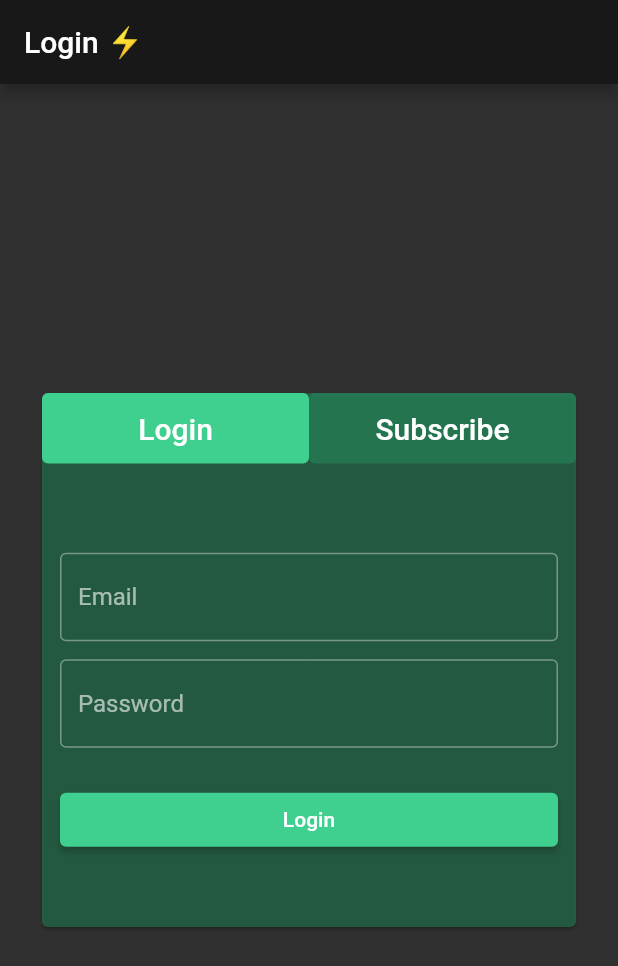
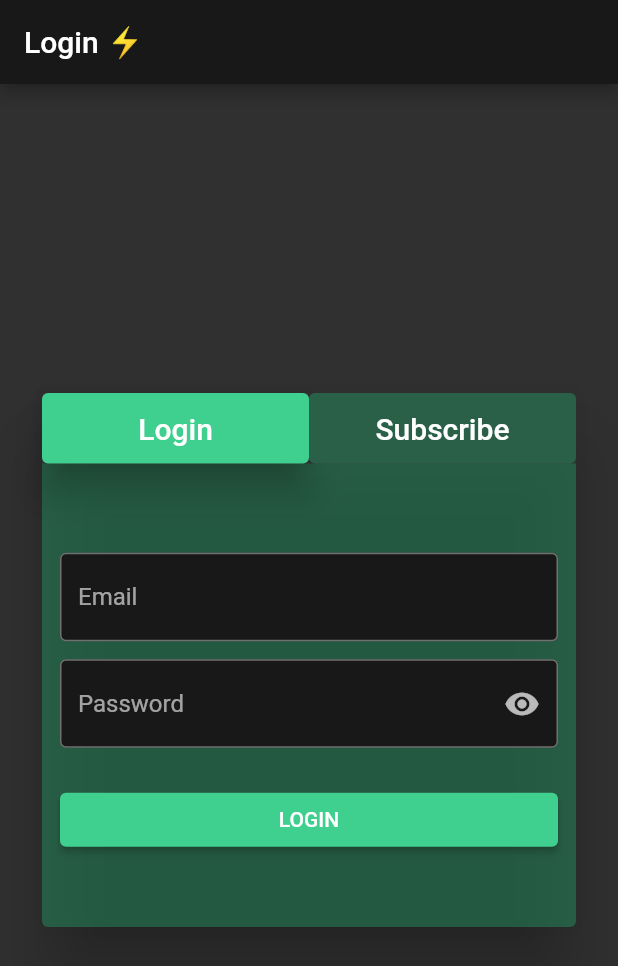
Before and after one commit to Vanethos/flutter_supasocial, a Flutter app: the screen it shows after launch, on a phone screen of 412 x 824 dp. Shown: the top 966 px of the screen. Run offline on Flutter 3.47's test engine with Material 2 defaults, Android fonts, the phone set to English and light mode, and no system bars.

Commit message:
Finishes login UI

```diff
--- a/lib/ui/screens/login/login_page.dart
+++ b/lib/ui/screens/login/login_page.dart
@@ -24,6 +24,7 @@ class _LoginScreenState extends State<LoginScreen> {
         child: Padding(
           padding: const EdgeInsets.all(24.0),
           child: Card(
+            elevation: 20,
             color: Theme.of(context).colorScheme.secondaryVariant,
             child: Column(
               mainAxisSize: MainAxisSize.min,
@@ -97,6 +98,8 @@ class _LoginBoxHeaderButton extends StatelessWidget {
   Widget build(BuildContext context) {
     return GestureDetector(
       onTap: onTap,
+      child: Material(
+        elevation: isEnabled ? 10 : 0,
         child: Container(
           decoration: BoxDecoration(
             color: isEnabled
@@ -110,6 +113,7 @@ class _LoginBoxHeaderButton extends StatelessWidget {
               child: Text(
                 text,
                 style: Theme.of(context).textTheme.headline6,
+              ),
             ),
           ),
         ),
@@ -135,11 +139,13 @@ class __LoginContainerState extends State<_LoginContainer> {
   Widget build(BuildContext context) {
     return Column(
       crossAxisAlignment: CrossAxisAlignment.stretch,
+      mainAxisAlignment: MainAxisAlignment.spaceBetween,
       children: [
         /// Email
         LoginScreenForm(
           controller: emailController,
           hint: "Email",
+          inputType: TextInputType.emailAddress,
         ),
         const SizedBox(
           height: 12.0,
@@ -147,6 +153,7 @@ class __LoginContainerState extends State<_LoginContainer> {
         LoginScreenForm(
           controller: passwordController,
           hint: "Password",
+          obscureText: true,
         ),
         const SizedBox(
           height: 24.0,
--- a/lib/ui/widgets/login_screen_button.dart
+++ b/lib/ui/widgets/login_screen_button.dart
@@ -18,7 +18,10 @@ class LoginButton extends StatelessWidget {
       onPressed: () => enabled ? callback.call() : null,
       child: Padding(
         padding: const EdgeInsets.all(8.0),
-        child: Text(label),
+        child: Text(
+          label.toUpperCase(),
+          style: Theme.of(context).textTheme.button,
+        ),
       ),
     );
   }
--- a/lib/ui/widgets/login_screen_form.dart
+++ b/lib/ui/widgets/login_screen_form.dart
@@ -1,30 +1,67 @@
 import 'package:flutter/material.dart';
 
-class LoginScreenForm extends StatelessWidget {
+class LoginScreenForm extends StatefulWidget {
   final String hint;
   final bool obscureText;
   final TextEditingController controller;
+  final TextInputType inputType;
 
   const LoginScreenForm({
     Key? key,
     required this.hint,
     required this.controller,
     this.obscureText = false,
+    this.inputType = TextInputType.text,
   }) : super(key: key);
 
   @override
+  State<LoginScreenForm> createState() => _LoginScreenFormState();
+}
+
+class _LoginScreenFormState extends State<LoginScreenForm> {
+  var _textObscured = false;
+
+  @override
+  void initState() {
+    // TODO: implement initState
+    super.initState();
+    _textObscured = widget.obscureText;
+  }
+
+  @override
   Widget build(BuildContext context) {
-    return TextFormField(
-      controller: controller,
-      obscureText: obscureText,
-      decoration: InputDecoration(
-        border: OutlineInputBorder(
-          borderSide: BorderSide(
-            color: Theme.of(context).colorScheme.secondaryVariant,
-            width: 1.0,
+    return Container(
+      decoration: BoxDecoration(
+        color: Theme.of(context).colorScheme.background,
+        borderRadius: BorderRadius.circular(4.0),
+      ),
+      child: TextFormField(
+        controller: widget.controller,
+        obscureText: _textObscured,
+        decoration: InputDecoration(
+          suffixIcon: widget.obscureText
+              ? (_textObscured
+                  ? IconButton(
+                      onPressed: () => setState(() {
+                        _textObscured = false;
+                      }),
+                      icon: const Icon(Icons.visibility),
+                    )
+                  : IconButton(
+                      onPressed: () => setState(() {
+                        _textObscured = true;
+                      }),
+                      icon: const Icon(Icons.visibility_off),
+                    ))
+              : null,
+          border: OutlineInputBorder(
+            borderSide: BorderSide(
+              color: Theme.of(context).colorScheme.onBackground,
+              width: 2.0,
+            ),
           ),
+          hintText: widget.hint,
         ),
-        hintText: hint,
       ),
     );
   }
```
Lines whose indentation alone changed are shown as unchanged.
